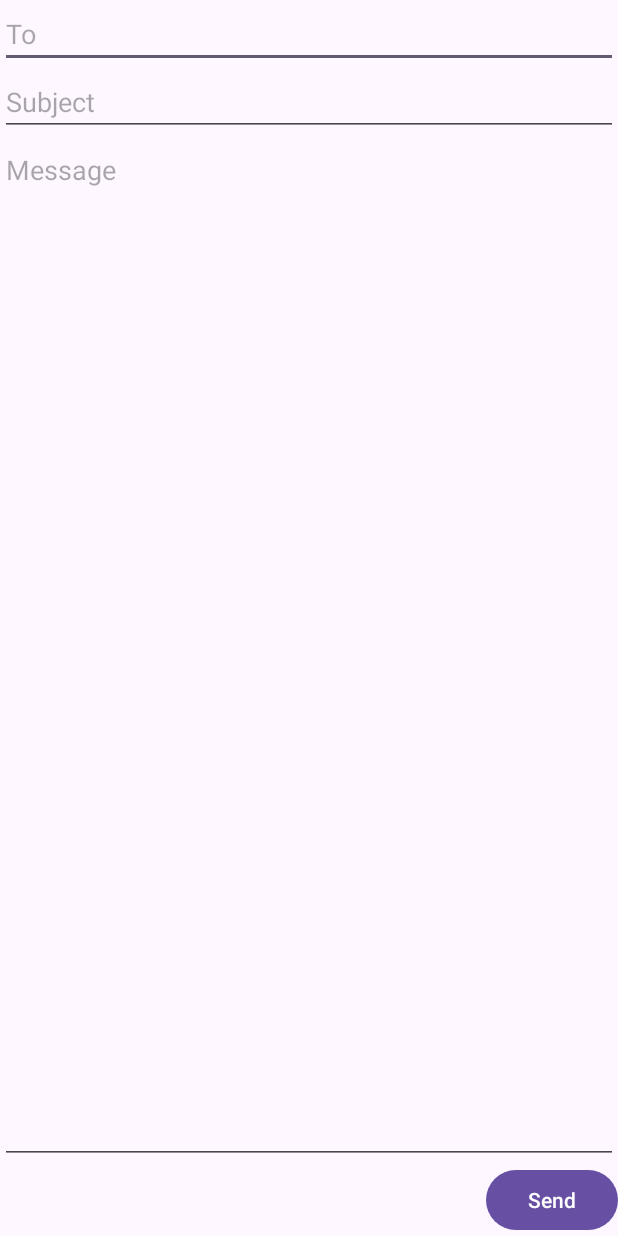
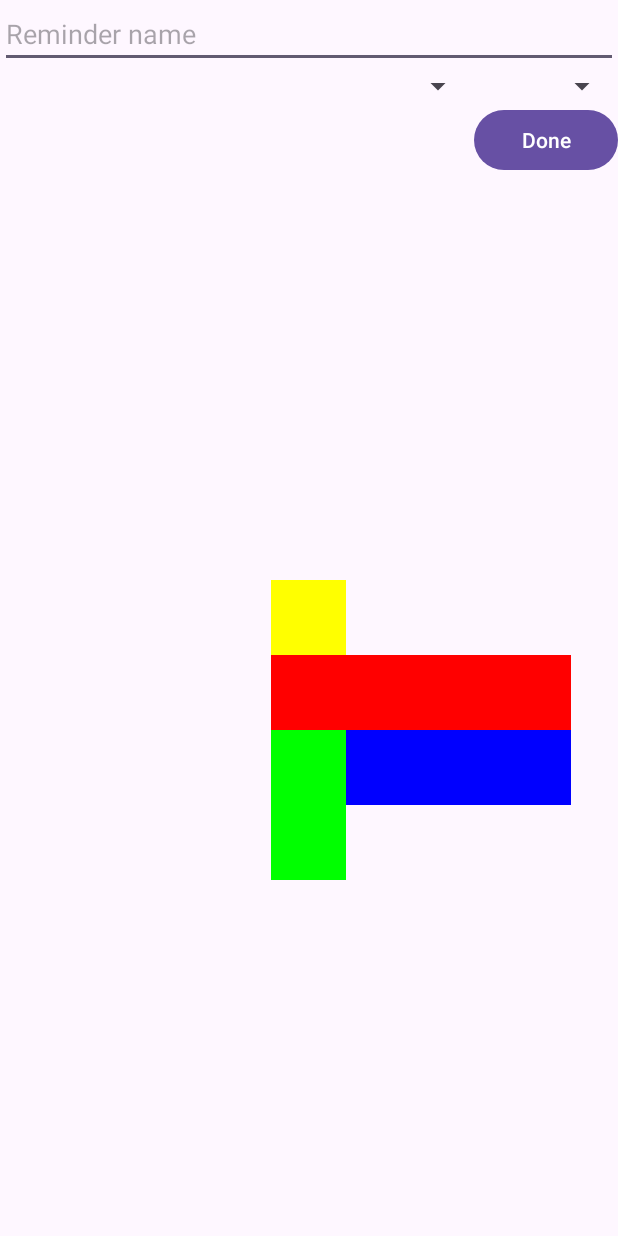
Before and after one commit to rmfgh2004/WidgetSampleApp, an Android app: the screen it shows after launch (MainActivity), on a phone screen of 412 x 824 dp. Run offline under Robolectric (Android 15) with nearby library versions, the phone set to English and light mode, and no system bars.

Commit message:
study RelativeLayout

```diff
--- a/app/src/main/java/com/example/widgetsampleapp/MainActivity.kt
+++ b/app/src/main/java/com/example/widgetsampleapp/MainActivity.kt
@@ -10,7 +10,7 @@ class MainActivity : AppCompatActivity() {
     override fun onCreate(savedInstanceState: Bundle?) {
         super.onCreate(savedInstanceState)
         enableEdgeToEdge()
-        setContentView(R.layout.layout_linear)
+        setContentView(R.layout.layout_relative)
         ViewCompat.setOnApplyWindowInsetsListener(findViewById(R.id.main)) { v, insets ->
             val systemBars = insets.getInsets(WindowInsetsCompat.Type.systemBars())
             v.setPadding(systemBars.left, systemBars.top, systemBars.right, systemBars.bottom)
--- /dev/null
+++ b/app/src/main/res/layout/layout_relative.xml
@@ -0,0 +1,69 @@
+<?xml version="1.0" encoding="utf-8"?>
+<RelativeLayout xmlns:android="http://schemas.android.com/apk/res/android"
+    android:id="@+id/main"
+    android:layout_width="match_parent"
+    android:layout_height="match_parent"
+    android:paddingStart="16dp"
+    android:paddingEnd="16dp">
+
+    <EditText
+        android:id="@+id/name"
+        android:layout_width="match_parent"
+        android:layout_height="wrap_content"
+        android:hint="Reminder name"/>
+
+    <Spinner
+        android:id="@+id/dates"
+        android:layout_width="0dp"
+        android:layout_height="wrap_content"
+        android:layout_below="@id/name"
+        android:layout_alignParentStart="true"
+        android:layout_toStartOf="@id/times"/>
+
+    <Spinner
+        android:id="@+id/times"
+        android:layout_width="96dp"
+        android:layout_height="wrap_content"
+        android:layout_below="@id/name"
+        android:layout_alignParentEnd="true"/>
+
+    <Button
+        android:layout_width="96dp"
+        android:layout_height="wrap_content"
+        android:layout_below="@id/times"
+        android:layout_alignParentEnd="true"
+        android:text="Done"/>
+
+    <TextView
+        android:id="@+id/yellow"
+        android:layout_width="50dp"
+        android:layout_height="50dp"
+        android:background="#FFFFFF00"
+        android:layout_centerInParent="true"/>
+
+    <TextView
+        android:id="@+id/red"
+        android:layout_width="200dp"
+        android:layout_height="50dp"
+        android:background="#FFFF0000"
+        android:layout_below="@id/yellow"
+        android:layout_alignStart="@id/yellow"/>
+
+    <TextView
+        android:id="@+id/blue"
+        android:layout_width="150dp"
+        android:layout_height="50dp"
+        android:background="#FF0000FF"
+        android:layout_below="@id/red"
+        android:layout_alignEnd="@id/red"/>
+
+    <TextView
+        android:id="@+id/green"
+        android:layout_width="50dp"
+        android:layout_height="100dp"
+        android:background="#FF00FF00"
+        android:layout_toStartOf="@id/blue"
+        android:layout_alignTop="@id/blue"/>
+
+
+</RelativeLayout>
```
